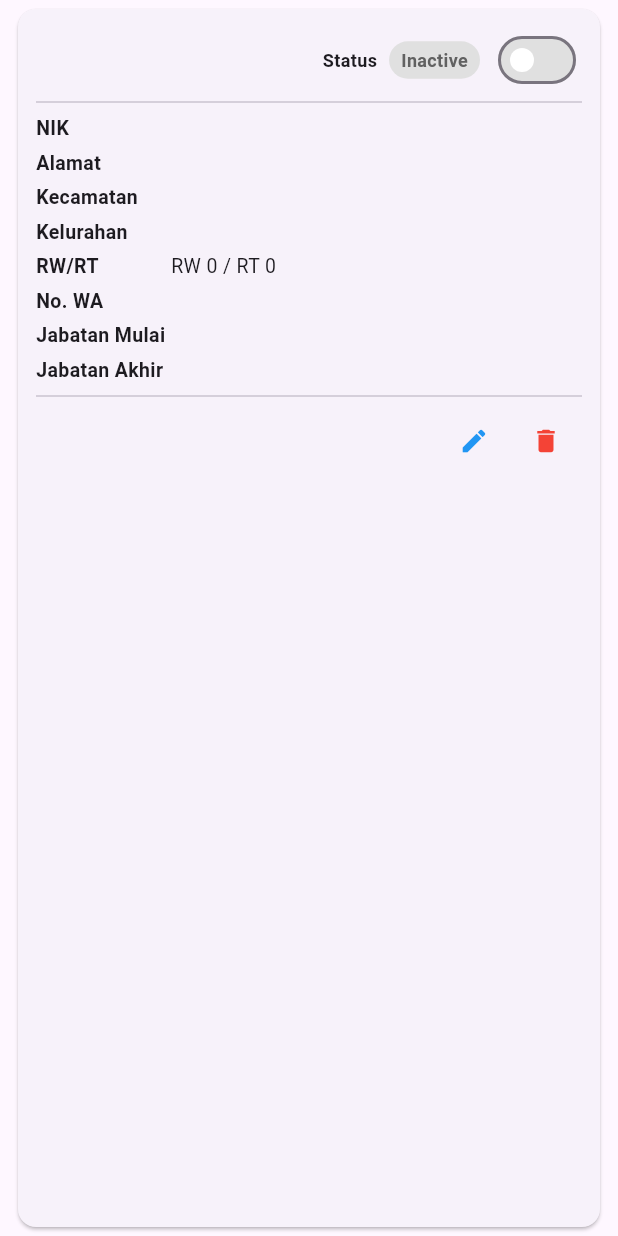
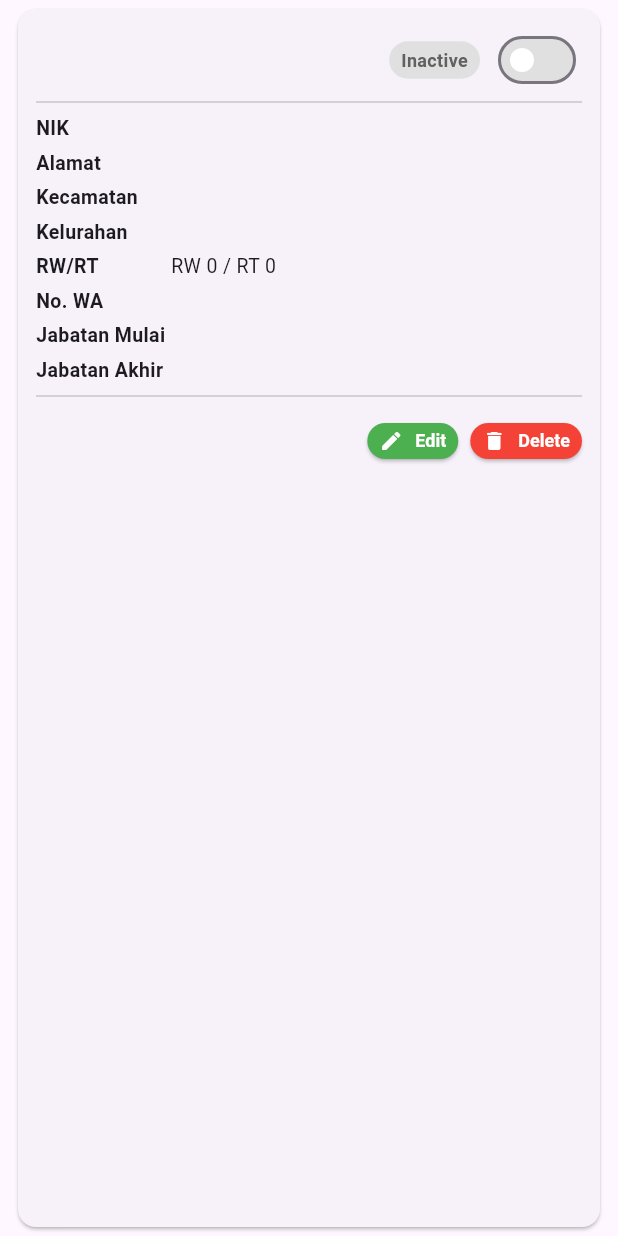
Before and after one commit to KomowDO/Paten, a Flutter app: the UserCard widget shown alone on an empty page, opened directly with empty values, on a phone screen of 412 x 824 dp. Run offline on Flutter 3.47's test engine with Material 3 defaults, Android fonts, the phone set to English and light mode, and no system bars; our stand-ins replace dio, shared_preferences; accounts and stored records are empty; network calls fail.

Commit message:
perbaikan fitur yang error

```diff
--- a/lib/screen/user_list_screen.dart
+++ b/lib/screen/user_list_screen.dart
@@ -115,25 +115,8 @@ class _UserListScreenState extends State<UserListScreen> {
   @override
   Widget build(BuildContext context) {
     return Scaffold(
-      appBar: AppBar(
-        title: const Text('Daftar Pengguna RT/RW'),
-        actions: [
-          IconButton(
-            icon: const Icon(Icons.search),
-            onPressed: () {
-              // Ikon search akan memicu filter lokal
-              _applyFilters();
-            },
-          ),
-          IconButton(
-            icon: const Icon(Icons.filter_list),
-            onPressed: () {
-              setState(() {
-                _isFilterVisible = !_isFilterVisible;
-              });
-            },
-          ),
-        ],
+      appBar: AppBar(title: const Text('Daftar Pengguna RT/RW'), actions: [
+],
       ),
       body: Column(
         children: [
--- a/lib/widgets/user_card.dart
+++ b/lib/widgets/user_card.dart
@@ -57,15 +57,6 @@ class _UserCardState extends State<UserCard> {
                 ),
                 Row(
                   children: [
-                    // Menambahkan teks "Status" di sini
-                    const Text(
-                      'Status',
-                      style: TextStyle(
-                        fontWeight: FontWeight.bold,
-                        fontSize: 12,
-                      ),
-                    ),
-                    const SizedBox(width: 8),
                     Container(
                       padding: const EdgeInsets.symmetric(
                         horizontal: 8,
@@ -121,21 +112,46 @@ class _UserCardState extends State<UserCard> {
             Row(
               mainAxisAlignment: MainAxisAlignment.end,
               children: [
-                IconButton(
-                  icon: const Icon(Icons.edit, color: Colors.blue, size: 20),
+                // Tombol Edit
+                ElevatedButton.icon(
                   onPressed: () {
-                    // Aksi edit
+                    // Aksi untuk mengedit data
                   },
-                  padding: EdgeInsets.zero,
-                  constraints: const BoxConstraints(),
+                  icon: const Icon(Icons.edit, size: 16),
+                  label: const Text('Edit', style: TextStyle(fontSize: 12)),
+                  style: ElevatedButton.styleFrom(
+                    backgroundColor: Colors.green, // Warna latar hijau
+                    foregroundColor: Colors.white, // Warna teks putih
+                    padding: const EdgeInsets.symmetric(
+                      horizontal: 8,
+                      vertical: 4,
+                    ),
+                    shape: RoundedRectangleBorder(
+                      borderRadius: BorderRadius.circular(20),
+                    ),
+                    minimumSize: Size.zero, // Menghilangkan padding minimal
+                  ),
                 ),
-                IconButton(
-                  icon: const Icon(Icons.delete, color: Colors.red, size: 20),
+                const SizedBox(width: 8),
+                // Tombol Delete
+                ElevatedButton.icon(
                   onPressed: () {
-                    // Aksi delete
+                    // Aksi untuk menghapus data
                   },
-                  padding: EdgeInsets.zero,
-                  constraints: const BoxConstraints(),
+                  icon: const Icon(Icons.delete, size: 16),
+                  label: const Text('Delete', style: TextStyle(fontSize: 12)),
+                  style: ElevatedButton.styleFrom(
+                    backgroundColor: Colors.red, // Warna latar merah
+                    foregroundColor: Colors.white, // Warna teks putih
+                    padding: const EdgeInsets.symmetric(
+                      horizontal: 8,
+                      vertical: 4,
+                    ),
+                    shape: RoundedRectangleBorder(
+                      borderRadius: BorderRadius.circular(20),
+                    ),
+                    minimumSize: Size.zero, // Menghilangkan padding minimal
+                  ),
                 ),
               ],
             ),
```
